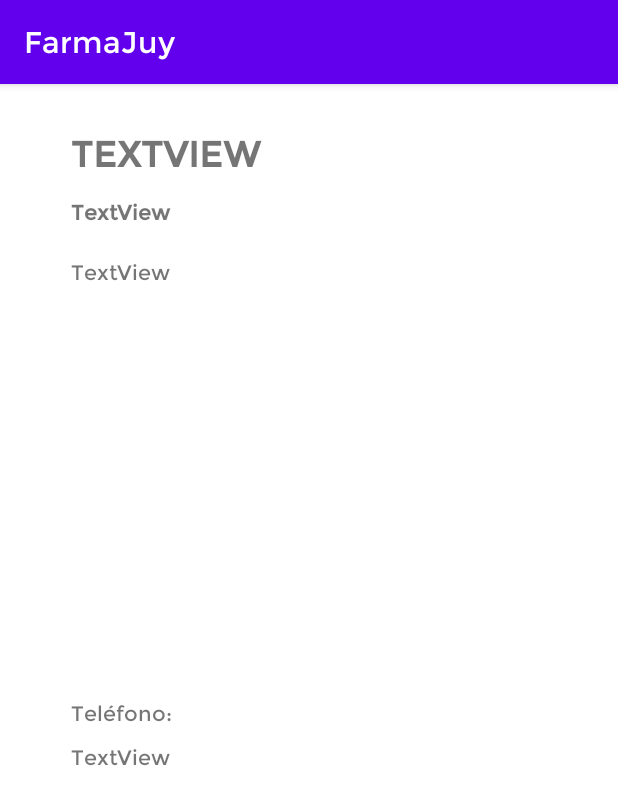
After one commit to MatiTolaba/FarmaJuy, an Android app: the DetalleFarmaciaActivity screen opened directly, with no data from a screen before it, on a phone screen of 412 x 824 dp. The commit adds this screen. Shown: the top 805 px of the screen. Run offline under Robolectric (Android 15) with nearby library versions, the phone set to English and light mode, and no system bars; pictures from the network do not load.

Commit message:
detalle farmacia hecho

```diff
--- a/app/src/main/AndroidManifest.xml
+++ b/app/src/main/AndroidManifest.xml
@@ -35,6 +35,7 @@
         <uses-library
             android:name="org.apache.http.legacy"
             android:required="false" />
+        <activity android:name=".DetalleFarmaciaActivity"/>
         <activity
             android:name=".MapaFarmaciaActivity"
             android:label="@string/title_activity_mapa_farmacia"></activity>
--- /dev/null
+++ b/app/src/main/java/fi/unju/farmajuy/DetalleFarmaciaActivity.java
@@ -0,0 +1,45 @@
+package fi.unju.farmajuy;
+
+import android.os.Bundle;
+import android.widget.ImageView;
+import android.widget.TextView;
+
+import androidx.appcompat.app.AppCompatActivity;
+
+import com.bumptech.glide.Glide;
+
+import fi.unju.farmajuy.entidades.Farmacia;
+
+public class DetalleFarmaciaActivity extends AppCompatActivity {
+
+    TextView nombreFarmacia, direccionFarmacia, horarioFarmacia, telefonoFarmacia;
+    ImageView imagenFarmacia;
+
+    Farmacia farmacia;
+
+    @Override
+    protected void onCreate(Bundle savedInstanceState) {
+        super.onCreate(savedInstanceState);
+        setContentView(R.layout.detalle_farmacia);
+
+        nombreFarmacia = (TextView) findViewById(R.id.tvNombreFarmacia);
+        direccionFarmacia = (TextView) findViewById(R.id.tvDireccionFarmacia);
+        horarioFarmacia = (TextView) findViewById(R.id.tvHorarioFarmacia);
+        telefonoFarmacia = (TextView) findViewById(R.id.tvTelefonoFarmacia);
+        imagenFarmacia = (ImageView) findViewById(R.id.imageViewFarmacia);
+
+        farmacia = (Farmacia) getIntent().getSerializableExtra("claveFarmacia");
+
+        if (farmacia != null){
+            nombreFarmacia.setText(farmacia.getNombre());
+            direccionFarmacia.setText(farmacia.getDireccion());
+            horarioFarmacia.setText(farmacia.getHorario());
+            telefonoFarmacia.setText(farmacia.getTelefono());
+
+            Glide.with(getApplicationContext())
+                    .load(farmacia.getFoto())
+                    .centerCrop()
+                    .into(imagenFarmacia);
+        }
+    }
+}
--- /dev/null
+++ b/app/src/main/res/layout/detalle_farmacia.xml
@@ -0,0 +1,102 @@
+<?xml version="1.0" encoding="utf-8"?>
+
+<ScrollView xmlns:app="http://schemas.android.com/apk/res-auto"
+    xmlns:tools="http://schemas.android.com/tools"
+    android:layout_width="match_parent"
+    android:layout_height="match_parent"
+    xmlns:android="http://schemas.android.com/apk/res/android">
+
+    <androidx.constraintlayout.widget.ConstraintLayout
+        android:layout_width="match_parent"
+        android:layout_height="wrap_content"
+        android:clipToPadding="true"
+        android:padding="8dp">
+
+        <TextView
+            android:id="@+id/tvNombreFarmacia"
+            android:layout_width="0dp"
+            android:layout_height="wrap_content"
+            android:layout_marginTop="24dp"
+            android:fontFamily="@font/montserrat_bold"
+            android:gravity="center_vertical"
+            android:text="TextView"
+            android:textAllCaps="true"
+            android:textSize="24sp"
+            android:textStyle="bold"
+            android:typeface="normal"
+            app:layout_constraintEnd_toStartOf="@+id/guideline4"
+            app:layout_constraintStart_toStartOf="@+id/guideline3"
+            app:layout_constraintTop_toTopOf="parent" />
+
+        <TextView
+            android:id="@+id/tvDireccionFarmacia"
+            android:layout_width="0dp"
+            android:layout_height="32dp"
+            android:layout_marginTop="8dp"
+            android:fontFamily="@font/montserrat_bold"
+            android:gravity="center_vertical"
+            android:text="TextView"
+            android:textStyle="bold"
+            app:layout_constraintEnd_toEndOf="@+id/tvNombreFarmacia"
+            app:layout_constraintStart_toStartOf="@+id/tvNombreFarmacia"
+            app:layout_constraintTop_toBottomOf="@+id/tvNombreFarmacia" />
+
+        <TextView
+            android:id="@+id/tvHorarioFarmacia"
+            android:layout_width="0dp"
+            android:layout_height="32dp"
+            android:layout_marginTop="8dp"
+            android:gravity="center_vertical"
+            android:text="TextView"
+            app:layout_constraintEnd_toEndOf="@+id/tvDireccionFarmacia"
+            app:layout_constraintStart_toStartOf="@+id/tvDireccionFarmacia"
+            app:layout_constraintTop_toBottomOf="@+id/tvDireccionFarmacia" />
+
+        <ImageView
+            android:id="@+id/imageViewFarmacia"
+            android:layout_width="200dp"
+            android:layout_height="200dp"
+            android:layout_marginTop="24dp"
+            app:layout_constraintEnd_toEndOf="parent"
+            app:layout_constraintStart_toStartOf="parent"
+            app:layout_constraintTop_toBottomOf="@+id/tvHorarioFarmacia"
+            tools:srcCompat="@tools:sample/backgrounds/scenic" />
+
+        <TextView
+            android:id="@+id/labelTelefonoFarmacia"
+            android:layout_width="125dp"
+            android:layout_height="24dp"
+            android:gravity="center_vertical"
+            android:text="Teléfono:"
+            app:layout_constraintBottom_toBottomOf="parent"
+            app:layout_constraintStart_toStartOf="@+id/guideline3"
+            app:layout_constraintTop_toBottomOf="@+id/imageViewFarmacia" />
+
+        <TextView
+            android:id="@+id/tvTelefonoFarmacia"
+            android:layout_width="0dp"
+            android:layout_height="wrap_content"
+            android:layout_marginTop="8dp"
+            android:layout_marginBottom="16dp"
+            android:gravity="center_vertical"
+            android:text="TextView"
+            app:layout_constraintBottom_toBottomOf="parent"
+            app:layout_constraintEnd_toStartOf="@+id/guideline4"
+            app:layout_constraintStart_toStartOf="@+id/labelTelefonoFarmacia"
+            app:layout_constraintTop_toBottomOf="@+id/labelTelefonoFarmacia" />
+
+        <androidx.constraintlayout.widget.Guideline
+            android:id="@+id/guideline3"
+            android:layout_width="wrap_content"
+            android:layout_height="wrap_content"
+            android:orientation="vertical"
+            app:layout_constraintGuide_percent="0.1" />
+
+        <androidx.constraintlayout.widget.Guideline
+            android:id="@+id/guideline4"
+            android:layout_width="wrap_content"
+            android:layout_height="wrap_content"
+            android:orientation="vertical"
+            app:layout_constraintGuide_percent="0.9" />
+    </androidx.constraintlayout.widget.ConstraintLayout>
+</ScrollView>
--- a/app/src/main/res/layout/item_farmacia.xml
+++ b/app/src/main/res/layout/item_farmacia.xml
@@ -88,7 +88,6 @@
                         android:layout_width="wrap_content"
                         android:layout_height="wrap_content"
                         android:layout_weight="1"
-                        android:onClick="onClick"
                         android:text="Ver Mapa"
                         android:textSize="12sp" />
                 </LinearLayout>
```
Also changed, not shown: app/src/main/java/fi/unju/farmajuy/FarmaciasConStockActivity.java (+14 -15 lines), app/src/main/java/fi/unju/farmajuy/adaptadores/AdaptadorDetalleProducto.java (deleted, +0 -132 lines), app/src/main/java/fi/unju/farmajuy/adaptadores/AdaptadorFarmaciaConStock.java (added, +213 -0 lines).
